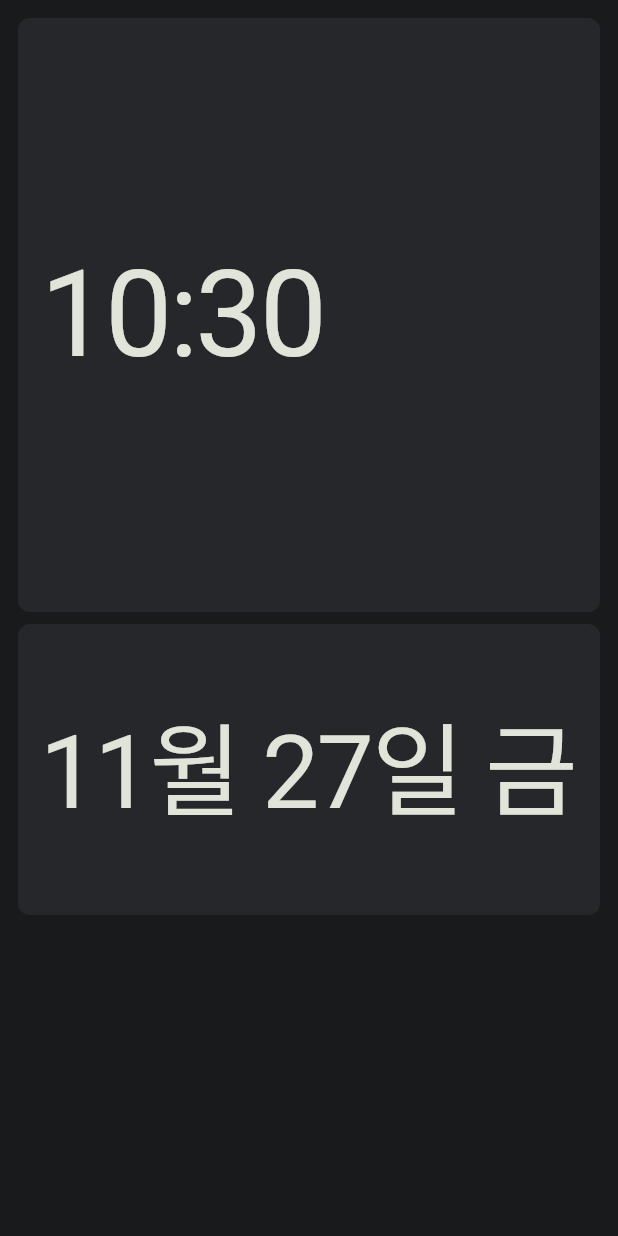
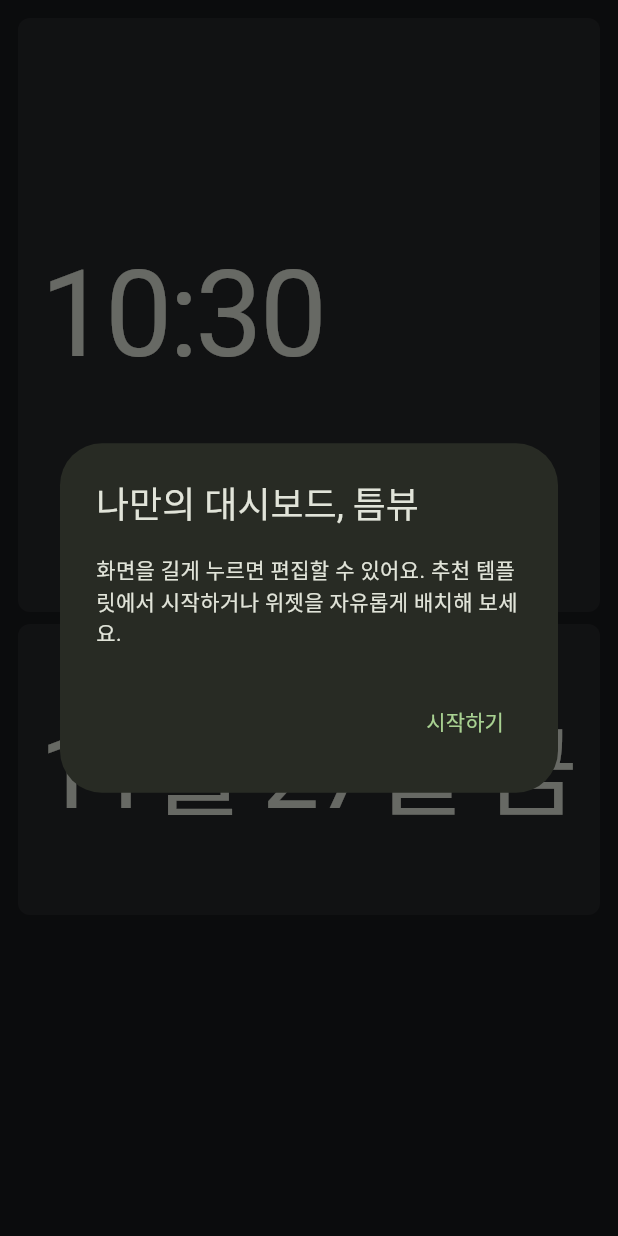
Before and after one commit to Dudozi-workshop/TEUMVIEW, a Flutter app: the screen it shows after launch, on a phone screen of 412 x 824 dp. Run offline on Flutter 3.47's test engine with Material 3 defaults, Android fonts, the phone set to English and light mode, and no system bars; our stand-ins replace battery_plus, file_picker, google_sign_in, image_picker, shared_preferences, wakelock_plus; missing offline and left inert: screen_brightness.

Commit message:
feat: introduce first-run editing guidance

```diff
--- a/lib/main.dart
+++ b/lib/main.dart
@@ -107,7 +107,7 @@ class _DashboardState extends State<Dashboard> {
   DateTime now=DateTime.now();
   Timer? timer;
   @override
-  void initState(){super.initState();timer=Timer.periodic(const Duration(seconds:1),(_){if(mounted){final next=DateTime.now();if(!widget.lowPower||next.minute!=now.minute||next.hour!=now.hour||next.day!=now.day)setState(()=>now=next);}});}
+  void initState(){super.initState();if(!(widget.prefs.getBool('intro_seen')??false)){WidgetsBinding.instance.addPostFrameCallback((_)async{if(!mounted)return;await showDialog<void>(context:context,builder:(ctx)=>AlertDialog(title:const Text('나만의 대시보드, 틈뷰'),content:const Text('화면을 길게 누르면 편집할 수 있어요. 추천 템플릿에서 시작하거나 위젯을 자유롭게 배치해 보세요.'),actions:[TextButton(onPressed:()=>Navigator.pop(ctx),child:const Text('시작하기'))]));await widget.prefs.setBool('intro_seen',true);});}timer=Timer.periodic(const Duration(seconds:1),(_){if(mounted){final next=DateTime.now();if(!widget.lowPower||next.minute!=now.minute||next.hour!=now.hour||next.day!=now.day)setState(()=>now=next);}});}
   @override
   void dispose(){timer?.cancel();super.dispose();}
   void save(bool wide,Board b){setState(()=>boards[wide]=b);widget.prefs.setString(store.key(active,wide),b.encode());}
```
